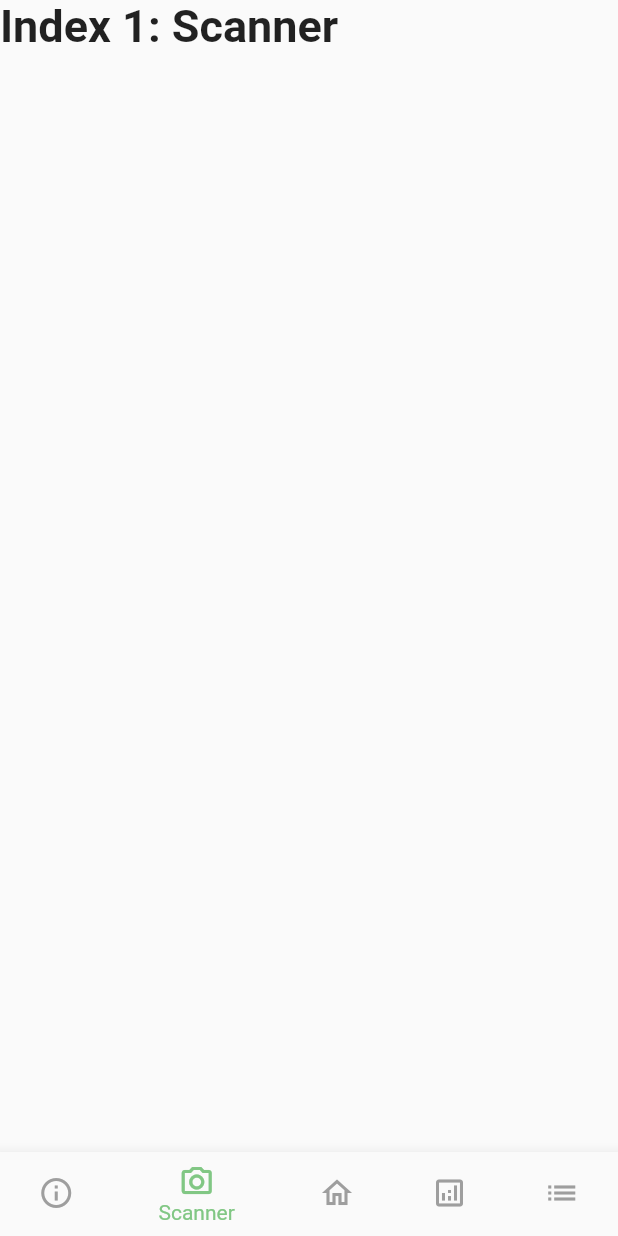
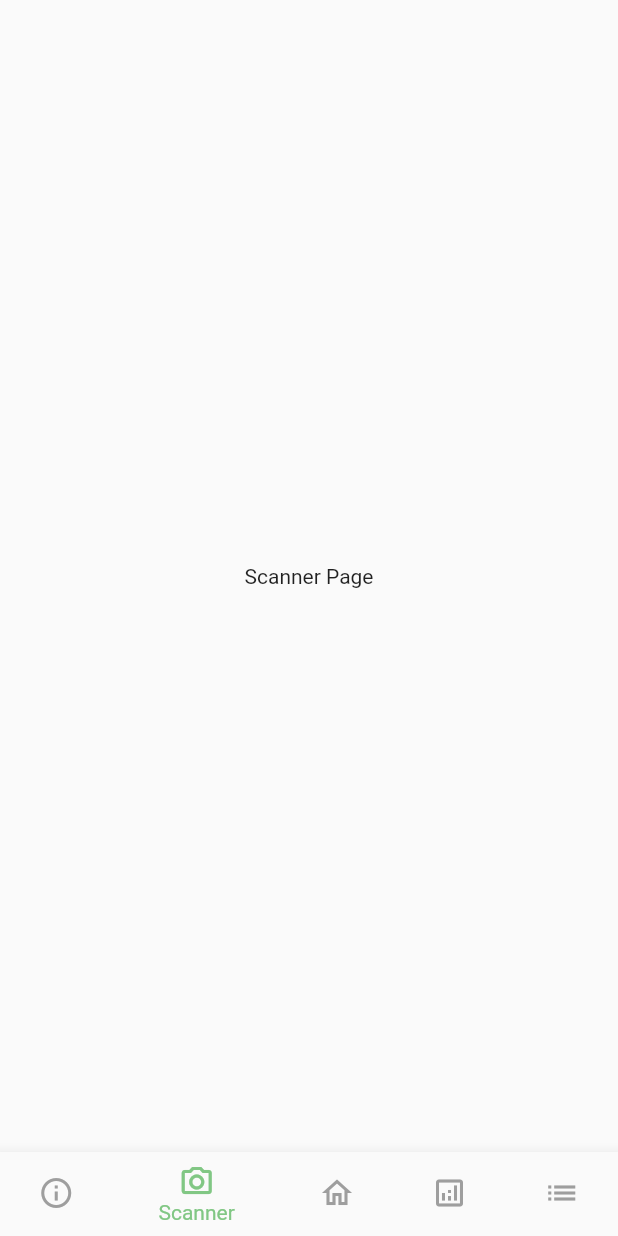
Before and after one commit to Artificially-Intelligent-Schulich/-Artificially-Intelligent, a Flutter app: the screen it shows after launch, item 2 of the bottom bar chosen, on a phone screen of 412 x 824 dp. Run offline on Flutter 3.47's test engine with Material 2 defaults, Android fonts, the phone set to English and light mode, and no system bars; our stand-ins replace go_router.

Commit message:
Scanner Widget init

```diff
--- a/recyclo/lib/main.dart
+++ b/recyclo/lib/main.dart
@@ -75,6 +75,7 @@
 // }
 
 import 'package:flutter/material.dart';
+import 'widgets/scanner.dart';
 
 void main() => runApp(const Recyclo());
 
@@ -118,10 +119,11 @@ class _RecycloStatefulState extends State<RecycloStateful> {
         style: optionStyle,
       );
     } else if (_selectedIndex == 1) {
-      return const Text(
-        'Index 1: Scanner',
-        style: optionStyle,
+
+      return Scaffold(
+        body: SafeArea(child: Scanner()),
       );
+
     } else if (_selectedIndex == 2) {
       return const Text(
         'Index 2: Home',
--- /dev/null
+++ b/recyclo/lib/widgets/scanner.dart
@@ -0,0 +1,21 @@
+import 'package:flutter/material.dart';
+import 'package:flutter/src/widgets/framework.dart';
+import 'package:flutter/src/widgets/placeholder.dart';
+
+class Scanner extends StatefulWidget {
+  const Scanner({super.key});
+
+  @override
+  State<Scanner> createState() => _ScannerState();
+}
+
+class _ScannerState extends State<Scanner> {
+  @override
+  Widget build(BuildContext context) {
+    return const Scaffold(
+      body: Center(
+        child: Text('Scanner Page'),
+      ),
+    );
+  }
+}
--- a/recyclo/pubspec.yaml
+++ b/recyclo/pubspec.yaml
@@ -37,6 +37,7 @@ dependencies:
   # Use with the CupertinoIcons class for iOS style icons.
   cupertino_icons: ^1.0.2
   go_router: ^6.2.0
+  http: ^0.13.5
 
 dev_dependencies:
   flutter_test:
```
Also changed, not shown: recyclo/lib/services/userService.dart (added, +55 -0 lines).
